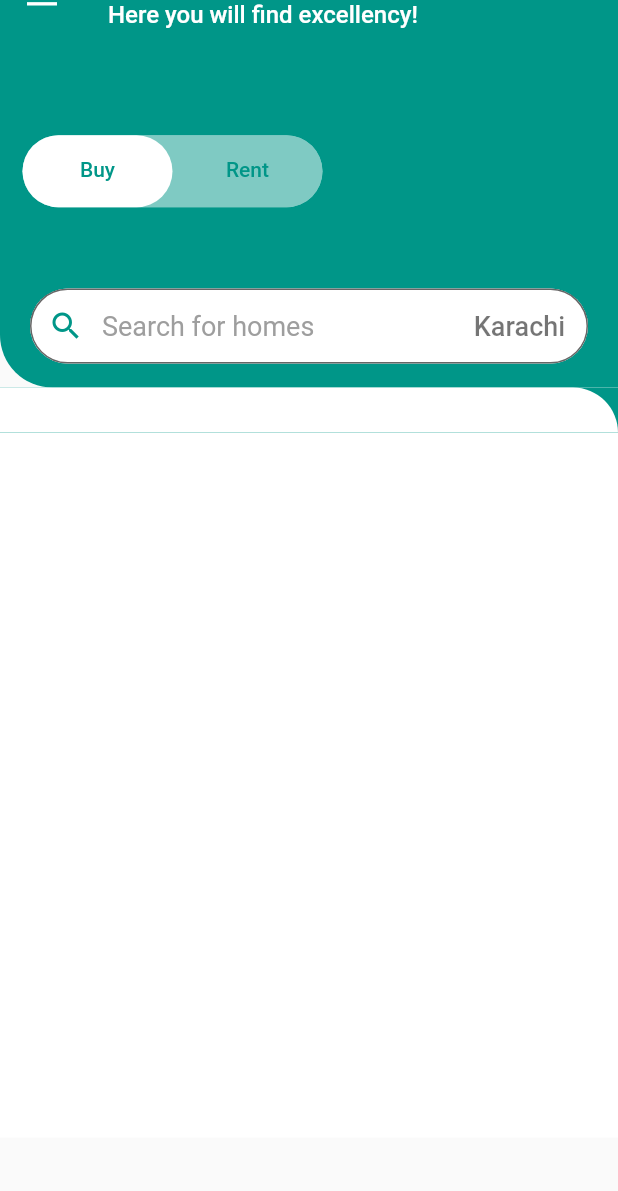
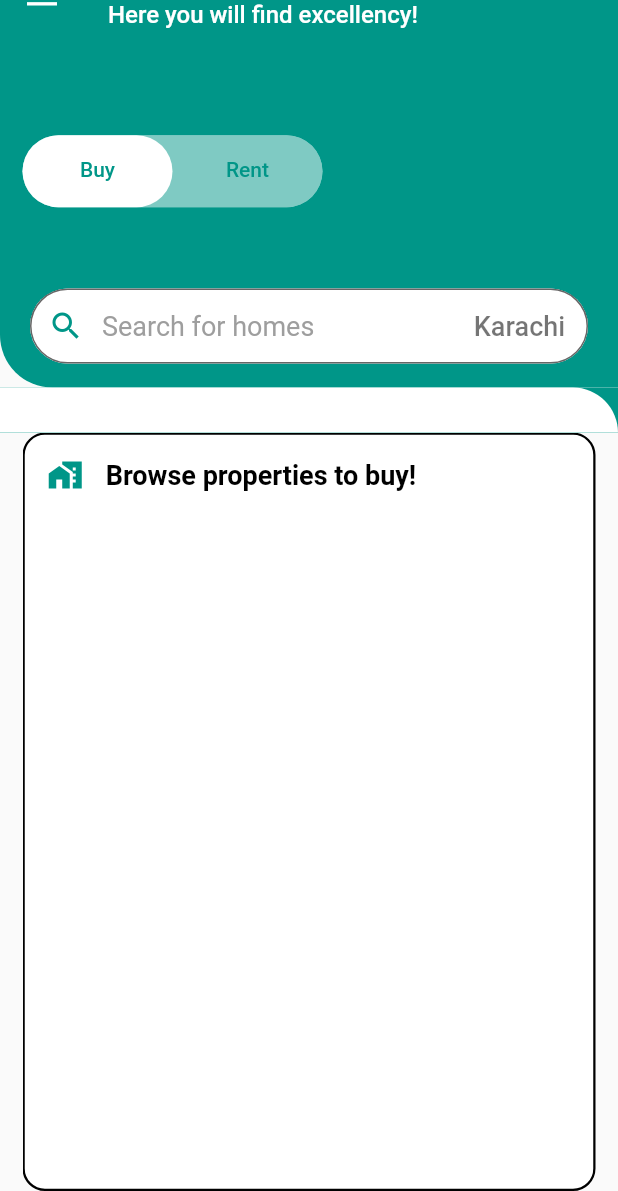
Before and after one commit to tauqeerkhattak/zarurat, a Flutter app: the screen it shows after launch, on a phone screen of 412 x 824 dp, the part 45-1236 px from its top. Run offline on Flutter 3.47's test engine with Material 2 defaults, Android fonts, the phone set to English and light mode, and no system bars; drawn by our look-alikes of animated_text_kit; missing offline and left inert: select_dialog.

```diff
--- a/lib/Home/home.dart
+++ b/lib/Home/home.dart
@@ -270,14 +270,7 @@ class _HomeState extends State<Home> with SingleTickerProviderStateMixin {
                   ),
                 ];
               },
-              body: ListView(
-                children: [
-                  Container(
-                    height: 500,
-                    color: Data.secondaryColor,
-                  ),
-                ],
-              ),
+              body: homeBody(),
             ),
           ],
         ),
@@ -285,12 +278,55 @@ class _HomeState extends State<Home> with SingleTickerProviderStateMixin {
     );
   }
 
-  Widget HomeBody () {
+  Widget homeBody () {
     return Container(
-      margin: EdgeInsets.only(top: 10),
-      child: ListView(
+      margin: EdgeInsets.only(top: 30,left: 15,right: 15,),
+      child: TabBarView(
+        controller: _tabController,
         children: [
-
+          Container(
+            decoration: BoxDecoration(
+              color: Data.secondaryColor,
+              borderRadius: BorderRadius.circular(15),
+              border: Border.all(
+                color: Data.textColor,
+                width: 1.5,
+              ),
+            ),
+            child: Column(
+              children: [
+                Row(
+                  children: [
+                    Container(
+                      margin: EdgeInsets.only(left: 15,top: 15,),
+                      child: Icon(
+                        Icons.home_work,
+                        color: Data.primaryColor,
+                      ),
+                    ),
+                    Container(
+                      margin: EdgeInsets.only(left: 15,top: 15),
+                      child: Text(
+                        'Browse properties to buy!',
+                        style: TextStyle(
+                          color: Data.textColor,
+                          fontWeight: FontWeight.bold,
+                          fontSize: 18,
+                        ),
+                      ),
+                    ),
+                  ],
+                ),
+              ],
+            ),
+          ),
+          Text(
+            'Body 2',
+            style: TextStyle(
+              color: Data.primaryColor,
+              fontSize: 40,
+            ),
+          ),
         ],
       ),
     );
--- a/lib/data.dart
+++ b/lib/data.dart
@@ -3,4 +3,6 @@ import 'package:flutter/material.dart';
 class Data {
   static Color primaryColor = Colors.teal;
   static Color secondaryColor = Colors.white;
+  static Color textColor = Colors.black;
+  static double headingSize = 18;
 }
```
